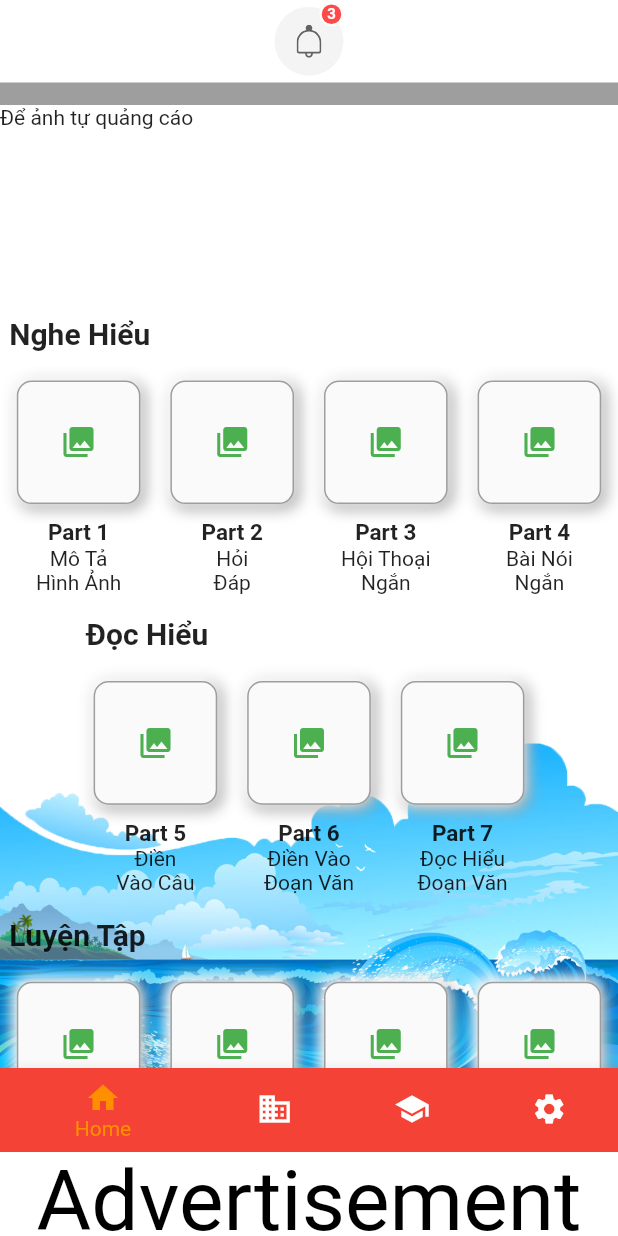
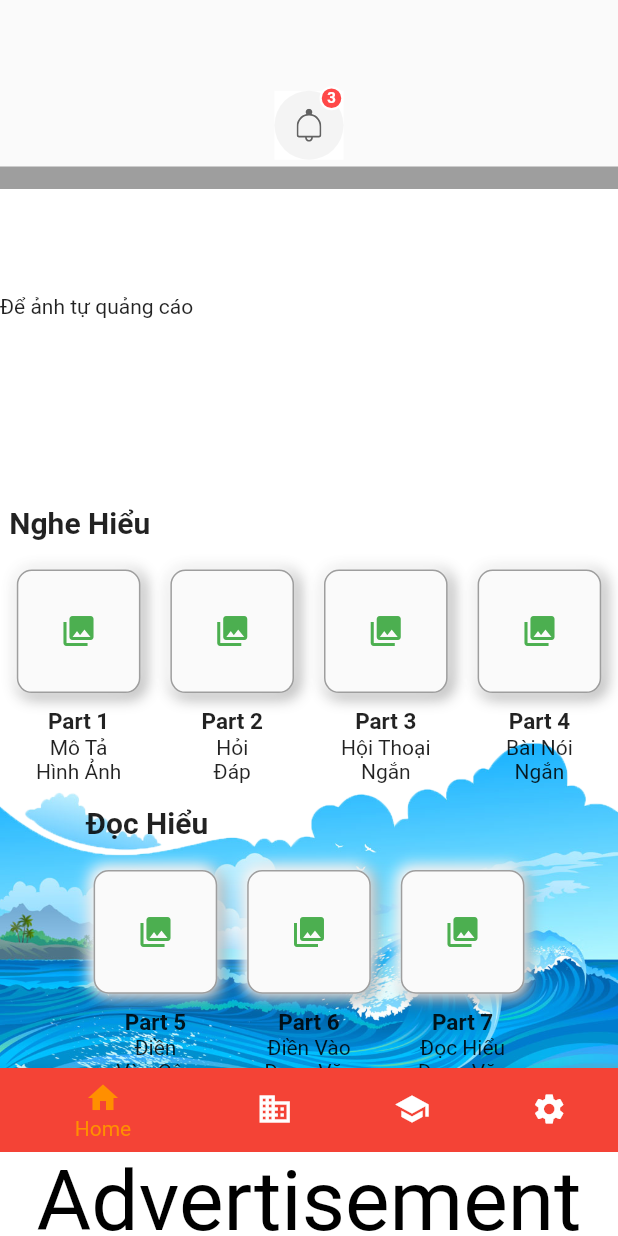
Before and after one commit to phanthang1994/600_tu_app, a Flutter app: the screen it shows after launch, on a phone screen of 412 x 824 dp. Run offline on Flutter 3.47's test engine with Material 2 defaults, Android fonts, the phone set to English and light mode, and no system bars; our stand-ins replace flutter_riverpod, flutter_svg, go_router.

Commit message:
show hide appbar

```diff
--- a/lib/Constant/constants.dart
+++ b/lib/Constant/constants.dart
@@ -57,3 +57,5 @@ String infoPart1 =  "GeeksForGeeks is a good platform to learn programming."
     " It is an educational website."
     "GeeksForGeeks is a good platform to learn programming."
     " It is an educational website.";
+
+const double height = 70;
--- a/lib/Screens/home_bottom_menu.dart
+++ b/lib/Screens/home_bottom_menu.dart
@@ -4,7 +4,7 @@ import 'package:flutter/material.dart';
 import 'package:flutter/rendering.dart';
 import 'package:flutter_riverpod/flutter_riverpod.dart';
 
-import '../Widgets/icon_btn_with_counter.dart';
+import '../Constant/constants.dart';
 import '../Widgets/response_wideget.dart';
 import '../provider.dart';
 
@@ -69,10 +69,8 @@ class _HomeScreenState extends ConsumerState<HomeBottomMenuScreen> {
 
   @override
   Widget build(BuildContext context) {
-    const double height = 70;
     double heightScreen = (MediaQuery.of(context).size.height - height) / 12;
     double widthScreen = (MediaQuery.of(context).size.width) / 5;
-    double width = (MediaQuery.of(context).size.width);
     return Stack(
       children: <Widget>[
         Container(
@@ -107,54 +105,7 @@ class _HomeScreenState extends ConsumerState<HomeBottomMenuScreen> {
             ],
           ),
         ),
-        Positioned(
-          top: 0.0,
-          child: Container(
-            height: height,
-            width: width,
-            decoration: BoxDecoration(
-              border: Border(
-                bottom: BorderSide(
-                  color: Colors
-                      .grey, // You can replace 'black' with the color you desire
-                  width: 15.0, // The border height in pixels
-                ),
-              ),
-            ),
-            child: Row(
-              mainAxisAlignment: MainAxisAlignment.center,
-              children: [
-                Align(
-                  alignment: Alignment.center,
-                  child: Container(
-                    color: Colors.white,
-                    child: IconBtnWithCounter(
-                      svgSrc: "assets/icons/Bell.svg",
-                      numOfitem: 3,
-                      press: () {
-                        Navigator.push(context, MaterialPageRoute<void>(
-                          builder: (BuildContext context) {
-                            return Scaffold(
-                              appBar: AppBar(
-                                title: const Text('Next page'),
-                              ),
-                              body: const Center(
-                                child: Text(
-                                  'This is the next page',
-                                  style: TextStyle(fontSize: 24),
-                                ),
-                              ),
-                            );
-                          },
-                        ));
-                      },
-                    ),
-                  ),
-                ),
-              ],
-            ),
-          ),
-        )
+
       ],
     );
   }
--- a/lib/bottom_works_with_riverpod/hide_show_bottom_nav_and_appbardone.dart
+++ b/lib/bottom_works_with_riverpod/hide_show_bottom_nav_and_appbardone.dart
@@ -22,7 +22,7 @@ import '../provider.dart';
 // }
 
 class MainScreen extends ConsumerWidget {
-  const MainScreen({Key? key});
+  const MainScreen({super.key});
 
   @override
   Widget build(BuildContext context, WidgetRef ref) {
--- a/lib/bottom_works_with_riverpod/hide_show_bottom_nav_done.dart
+++ b/lib/bottom_works_with_riverpod/hide_show_bottom_nav_done.dart
@@ -5,6 +5,7 @@ import 'package:flutter_riverpod/flutter_riverpod.dart';
 import '../Constant/constants.dart';
 import '../Screens/home_bottom_menu.dart';
 import '../Screens/second_screen.dart';
+import '../Widgets/icon_btn_with_counter.dart';
 import '../provider.dart';
 
 //https://www.youtube.com/watch?v=FJrtlsMNS-0
@@ -28,24 +29,62 @@ class MainScreen extends ConsumerWidget {
   Widget build(BuildContext context, WidgetRef ref) {
     final indexBottomNavbar = ref.watch(indexBottomNavbarProvider);
     final visible = ref.watch(visibilityProvider);
-
+    double width = (MediaQuery.of(context).size.width);
     return SafeArea(
         child: Scaffold(
-      body: Stack(
+      body: Column(
         children: [
-          // Background Image
-          Positioned(
-            top: 0,
-            left: 0,
-            right: 0,
-            bottom: 0,
-            child: Image.asset(
-              'assets/pictures/home_1.png',
-              fit: BoxFit.cover,
+          AnimatedContainer(
+            height: visible ? 56.0 : 0.0,
+            duration: const Duration(milliseconds: 200),
+            child: Container(
+              // child: ,
             ),
           ),
-          Column(
+          Container(
+            height: height,
+            width: width,
+            decoration: const BoxDecoration(
+              border: Border(
+                bottom: BorderSide(
+                  color: Colors.grey, // You can replace 'black' with the color you desire
+                  width: 15.0, // The border height in pixels
+                ),
+              ),
+            ),
+            child: Row(
+              mainAxisAlignment: MainAxisAlignment.center,
               children: [
+                Align(
+                  alignment: Alignment.center,
+                  child: Container(
+                    color: Colors.white,
+                    child: IconBtnWithCounter(
+                      svgSrc: "assets/icons/Bell.svg",
+                      numOfitem: 3,
+                      press: () {
+                        Navigator.push(context, MaterialPageRoute<void>(
+                          builder: (BuildContext context) {
+                            return Scaffold(
+                              appBar: AppBar(
+                                title: const Text('Next page'),
+                              ),
+                              body: const Center(
+                                child: Text(
+                                  'This is the next page',
+                                  style: TextStyle(fontSize: 24),
+                                ),
+                              ),
+                            );
+                          },
+                        ));
+                      },
+                    ),
+                  ),
+                ),
+              ],
+            ),
+          ),
           Expanded(
             child: IndexedStack(
               index: indexBottomNavbar,
@@ -97,8 +136,6 @@ class MainScreen extends ConsumerWidget {
           ),
         ],
       ),
-        ],
-      ),
     ));
   }
 }
--- a/lib/provider.dart
+++ b/lib/provider.dart
@@ -4,6 +4,7 @@ import 'package:flutter/material.dart';
 import 'Constant/constants.dart';
 import 'Constant/router.dart';
 import 'Models/nav_models.dart';
+
 final NavbarNotifier navbarNotifier = NavbarNotifier();
 final timerStateProvider = StateProvider.autoDispose<bool>((ref) {
   return false;
```
Also changed, not shown: lib/Widgets/hide_show_appbar.dart (added, +26 -0 lines). Lines whose indentation alone changed are shown as unchanged.
